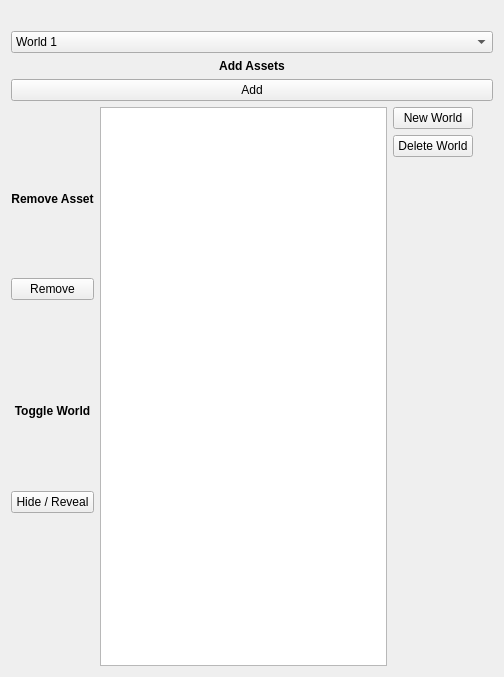
Before: the Qt Designer form wk10_swap.ui in roblu01/Scene_Swap--Blender_app, drawn with Qt 5.
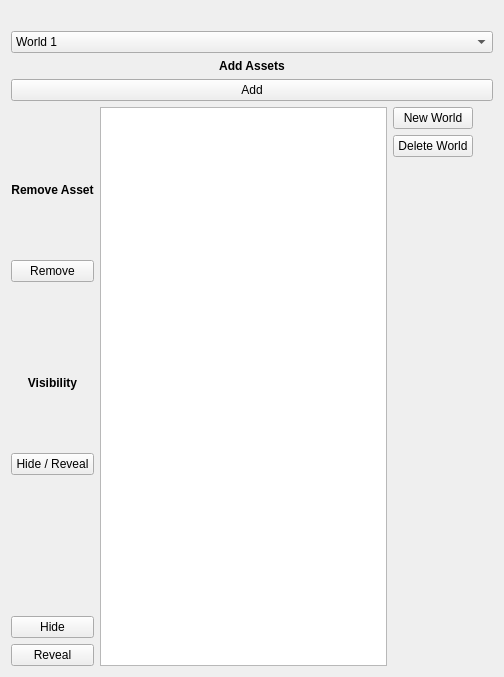
After: the same form once the commit is applied. Icons and pictures are not drawn.

Commit message: Hide and reveal reinstated and world limit is 9

```diff
--- a/wk10_swap.ui
+++ b/wk10_swap.ui
@@ -143,7 +143,7 @@
           </font>
          </property>
          <property name="text">
-          <string>Toggle World</string>
+          <string>Visibility</string>
          </property>
          <property name="alignment">
           <set>Qt::AlignmentFlag::AlignCenter</set>
@@ -162,7 +162,7 @@
          <property name="minimumSize">
           <size>
            <width>0</width>
-           <height>50</height>
+           <height>12</height>
           </size>
          </property>
          <property name="text">
@@ -170,6 +170,20 @@
          </property>
         </widget>
        </item>
+       <item>
+        <widget class="QPushButton" name="btn_hide">
+         <property name="text">
+          <string>Hide</string>
+         </property>
+        </widget>
+       </item>
+       <item>
+        <widget class="QPushButton" name="btn_reveal">
+         <property name="text">
+          <string>Reveal</string>
+         </property>
+        </widget>
+       </item>
       </layout>
      </item>
      <item>
```
The commit also changes 1 other file.
